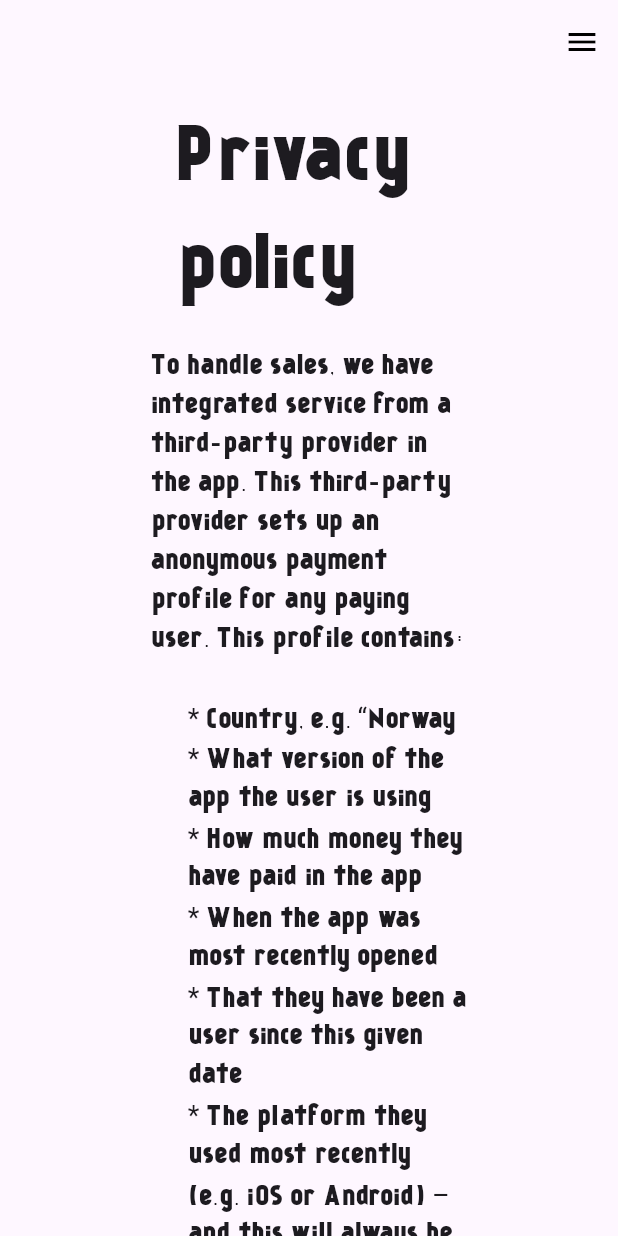
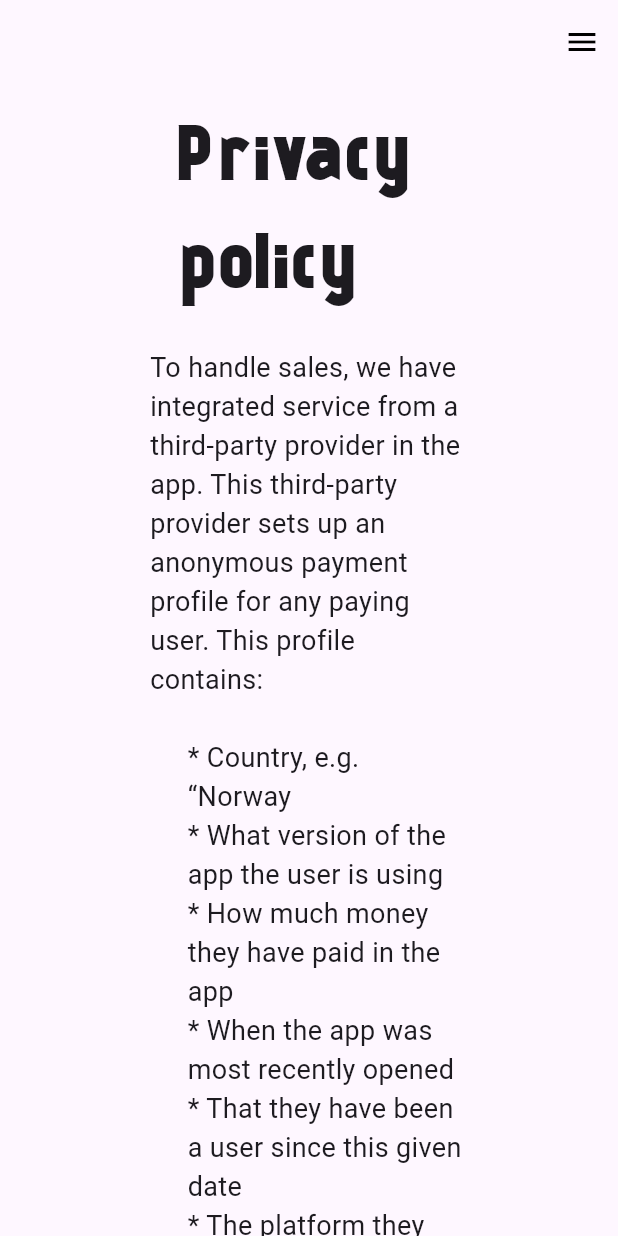
Before and after one commit to Trulsmatias/minigolf-log-website, a Flutter app: the PrivacyPolicy screen opened by its route, on a phone screen of 412 x 824 dp. Run offline on Flutter 3.47's test engine with Material 3 defaults, Android fonts, the phone set to English and light mode, and no system bars; our stand-ins replace font_awesome_flutter.

Commit message:
standard text style on privacy policy

```diff
--- a/lib/privacy.dart
+++ b/lib/privacy.dart
@@ -6,6 +6,7 @@ class PrivacyPolicy extends StatelessWidget {
   Widget build(BuildContext context) {
     const bodyTextStyle = TextStyle(
       fontSize: 18,
+      fontFamily: "Roboto"
     );
     return Navigation(
       child: SafeArea(
```
